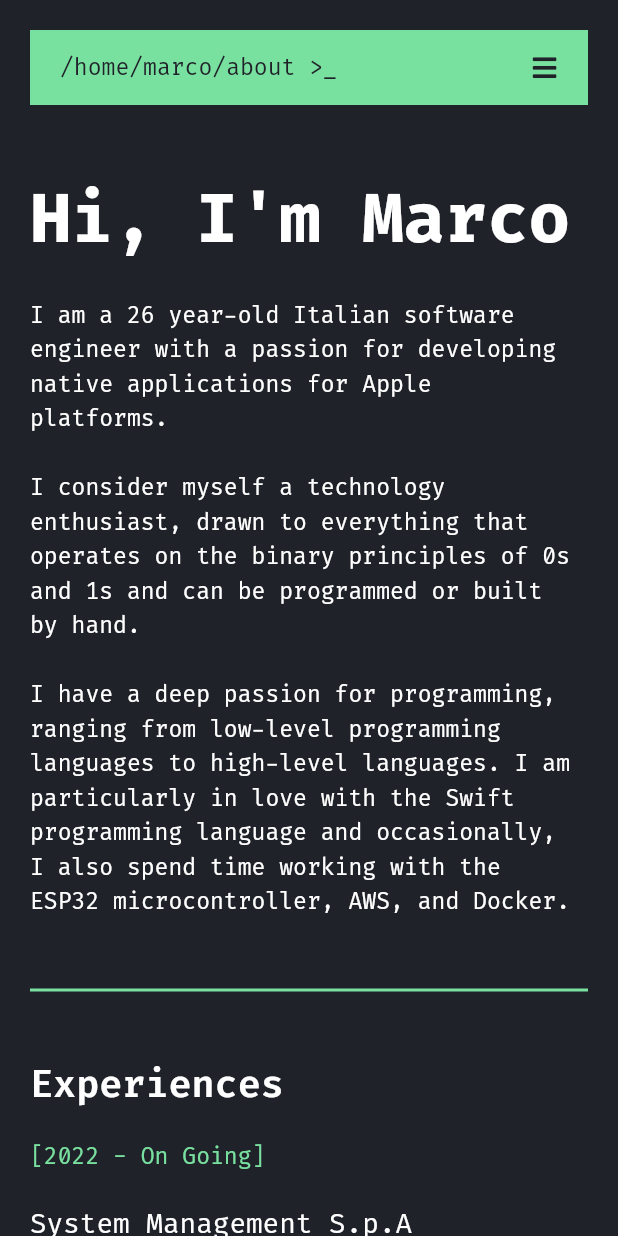
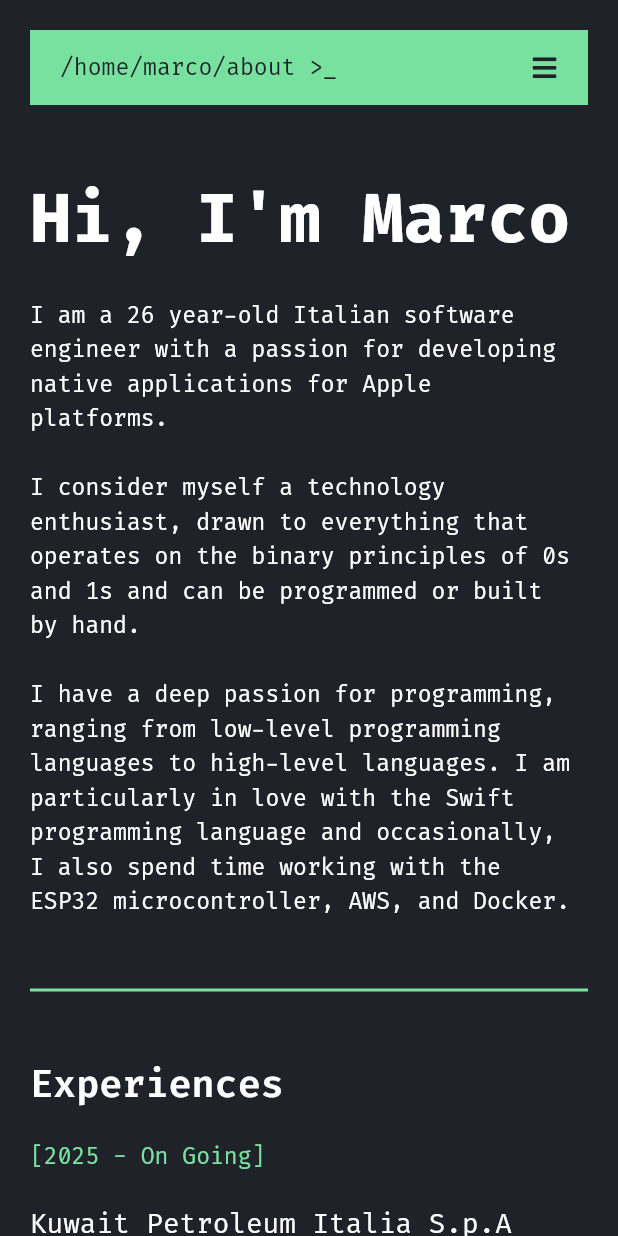
Before and after one commit to marcotammaro/portfolio, a Flutter app: the screen it shows after launch, on a phone screen of 412 x 824 dp. Run offline on Flutter 3.47's test engine with Material 2 defaults, Android fonts, the phone set to English and light mode, and no system bars; our stand-ins replace font_awesome_flutter.

Commit message:
New experience

```diff
--- a/lib/views/about.dart
+++ b/lib/views/about.dart
@@ -60,10 +60,16 @@ I have a deep passion for programming, ranging from low-level programming langua
           style: CustomTextStyle.h2,
         ),
         CustomTextWithDates(
+          title: 'Kuwait Petroleum Italia S.p.A',
+          titleLink: 'https://www.q8.it',
+          text: 'Business Application Developer & Maintainer',
+          period: '2025 - On Going',
+        ),
+        CustomTextWithDates(
           title: 'System Management S.p.A',
           titleLink: 'https://sysmanagement.it/',
           text: 'Mobile Engineer',
-          period: '2022 - On Going',
+          period: '2022 - 2025',
         ),
         CustomTextWithDates(
           title: 'Accenture Cyber Hackademy',
```
